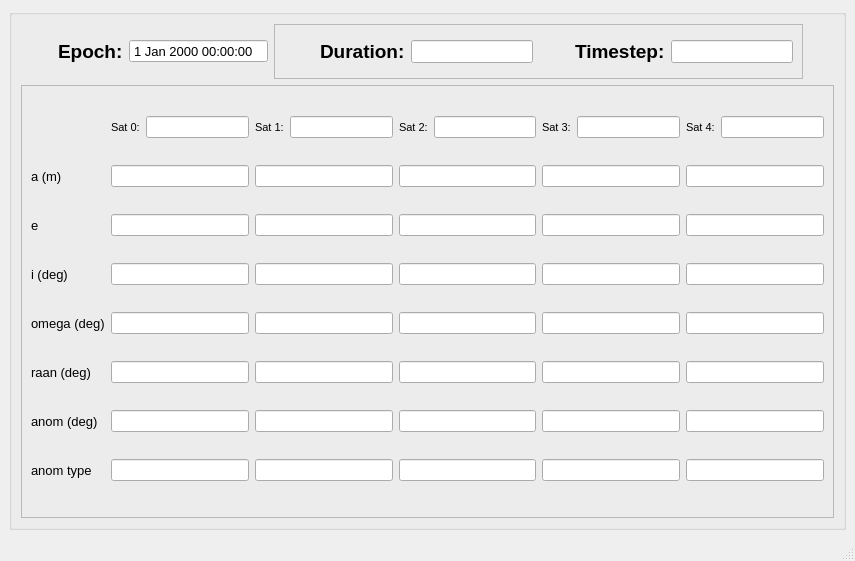
Qt form src/gui/SatInfoUI.ui (PatoGranate/Mission-Planner) before a commit.
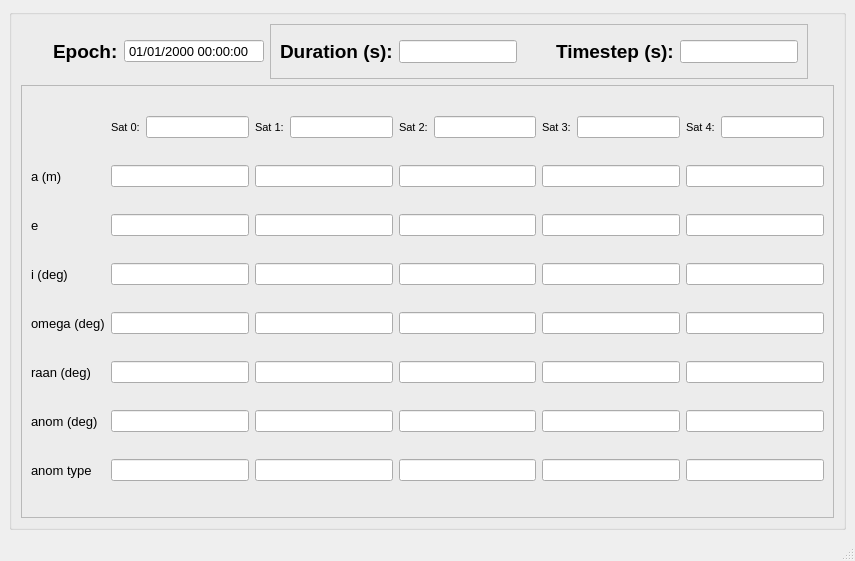
The same form after that commit.

Diff of the .ui file:
```diff
--- a/src/gui/SatInfoUI.ui
+++ b/src/gui/SatInfoUI.ui
@@ -26,6 +26,19 @@
        <string/>
       </property>
       <layout class="QGridLayout" name="gridLayout_2">
+       <item row="0" column="5">
+        <spacer name="horizontalSpacer_3">
+         <property name="orientation">
+          <enum>Qt::Horizontal</enum>
+         </property>
+         <property name="sizeHint" stdset="0">
+          <size>
+           <width>40</width>
+           <height>20</height>
+          </size>
+         </property>
+        </spacer>
+       </item>
        <item row="1" column="0" colspan="6">
         <widget class="QFrame" name="info_frame">
          <property name="font">
@@ -742,6 +755,56 @@
          </layout>
         </widget>
        </item>
+       <item row="0" column="3">
+        <widget class="QDateTimeEdit" name="info_display_date">
+         <property name="enabled">
+          <bool>true</bool>
+         </property>
+         <property name="minimumSize">
+          <size>
+           <width>140</width>
+           <height>0</height>
+          </size>
+         </property>
+         <property name="font">
+          <font>
+           <pointsize>10</pointsize>
+          </font>
+         </property>
+         <property name="frame">
+          <bool>true</bool>
+         </property>
+         <property name="readOnly">
+          <bool>true</bool>
+         </property>
+         <property name="buttonSymbols">
+          <enum>QAbstractSpinBox::NoButtons</enum>
+         </property>
+         <property name="accelerated">
+          <bool>false</bool>
+         </property>
+         <property name="displayFormat">
+          <string>dd/MM/yyyy HH:mm:ss</string>
+         </property>
+         <property name="calendarPopup">
+          <bool>false</bool>
+         </property>
+        </widget>
+       </item>
+       <item row="0" column="2">
+        <widget class="QLabel" name="info_label_epoch">
+         <property name="font">
+          <font>
+           <pointsize>14</pointsize>
+           <weight>75</weight>
+           <bold>true</bold>
+          </font>
+         </property>
+         <property name="text">
+          <string>Epoch:</string>
+         </property>
+        </widget>
+       </item>
        <item row="0" column="4">
         <widget class="QFrame" name="frame">
          <property name="sizePolicy">
@@ -757,7 +820,41 @@
           <enum>QFrame::Raised</enum>
          </property>
          <layout class="QGridLayout" name="gridLayout_4">
-          <item row="1" column="1" rowspan="3">
+          <item row="2" column="2">
+           <spacer name="horizontalSpacer_2">
+            <property name="orientation">
+             <enum>Qt::Horizontal</enum>
+            </property>
+            <property name="sizeHint" stdset="0">
+             <size>
+              <width>40</width>
+              <height>20</height>
+             </size>
+            </property>
+           </spacer>
+          </item>
+          <item row="2" column="1">
+           <widget class="QLineEdit" name="info_display_duration">
+            <property name="enabled">
+             <bool>true</bool>
+            </property>
+            <property name="sizePolicy">
+             <sizepolicy hsizetype="Expanding" vsizetype="Fixed">
+              <horstretch>0</horstretch>
+              <verstretch>0</verstretch>
+             </sizepolicy>
+            </property>
+            <property name="font">
+             <font>
+              <pointsize>10</pointsize>
+             </font>
+            </property>
+            <property name="readOnly">
+             <bool>true</bool>
+            </property>
+           </widget>
+          </item>
+          <item row="1" column="0" rowspan="3">
            <widget class="QLabel" name="info_label_duration">
             <property name="sizePolicy">
              <sizepolicy hsizetype="Maximum" vsizetype="Preferred">
@@ -773,45 +870,11 @@
              </font>
             </property>
             <property name="text">
-             <string>Duration:</string>
-            </property>
-           </widget>
-          </item>
-          <item row="2" column="5">
-           <widget class="QLineEdit" name="info_display_timestep">
-            <property name="enabled">
-             <bool>true</bool>
-            </property>
-            <property name="sizePolicy">
-             <sizepolicy hsizetype="Expanding" vsizetype="Fixed">
-              <horstretch>0</horstretch>
-              <verstretch>0</verstretch>
-             </sizepolicy>
-            </property>
-            <property name="font">
-             <font>
-              <pointsize>10</pointsize>
-             </font>
-            </property>
-            <property name="readOnly">
-             <bool>true</bool>
+             <string>Duration (s):</string>
             </property>
            </widget>
           </item>
           <item row="2" column="3">
-           <spacer name="horizontalSpacer_2">
-            <property name="orientation">
-             <enum>Qt::Horizontal</enum>
-            </property>
-            <property name="sizeHint" stdset="0">
-             <size>
-              <width>40</width>
-              <height>20</height>
-             </size>
-            </property>
-           </spacer>
-          </item>
-          <item row="2" column="4">
            <widget class="QLabel" name="info_label_timestep">
             <property name="sizePolicy">
              <sizepolicy hsizetype="Maximum" vsizetype="Preferred">
@@ -827,12 +890,12 @@
              </font>
             </property>
             <property name="text">
-             <string>Timestep:</string>
+             <string>Timestep (s):</string>
             </property>
            </widget>
           </item>
-          <item row="2" column="2">
-           <widget class="QLineEdit" name="info_display_duration">
+          <item row="2" column="4">
+           <widget class="QLineEdit" name="info_display_timestep">
             <property name="enabled">
              <bool>true</bool>
             </property>
@@ -852,60 +915,9 @@
             </property>
            </widget>
           </item>
-          <item row="2" column="0">
-           <spacer name="horizontalSpacer">
-            <property name="orientation">
-             <enum>Qt::Horizontal</enum>
-            </property>
-            <property name="sizeHint" stdset="0">
-             <size>
-              <width>40</width>
-              <height>20</height>
-             </size>
-            </property>
-           </spacer>
-          </item>
          </layout>
         </widget>
        </item>
-       <item row="0" column="2">
-        <widget class="QLabel" name="info_label_epoch">
-         <property name="font">
-          <font>
-           <pointsize>14</pointsize>
-           <weight>75</weight>
-           <bold>true</bold>
-          </font>
-         </property>
-         <property name="text">
-          <string>Epoch:</string>
-         </property>
-        </widget>
-       </item>
-       <item row="0" column="3">
-        <widget class="QDateTimeEdit" name="info_display_date">
-         <property name="enabled">
-          <bool>true</bool>
-         </property>
-         <property name="font">
-          <font>
-           <pointsize>10</pointsize>
-          </font>
-         </property>
-         <property name="frame">
-          <bool>true</bool>
-         </property>
-         <property name="buttonSymbols">
-          <enum>QAbstractSpinBox::NoButtons</enum>
-         </property>
-         <property name="accelerated">
-          <bool>false</bool>
-         </property>
-         <property name="calendarPopup">
-          <bool>false</bool>
-         </property>
-        </widget>
-       </item>
        <item row="0" column="1">
         <spacer name="horizontalSpacer_4">
          <property name="orientation">
@@ -919,19 +931,6 @@
          </property>
         </spacer>
        </item>
-       <item row="0" column="5">
-        <spacer name="horizontalSpacer_3">
-         <property name="orientation">
-          <enum>Qt::Horizontal</enum>
-         </property>
-         <property name="sizeHint" stdset="0">
-          <size>
-           <width>40</width>
-           <height>20</height>
-          </size>
-         </property>
-        </spacer>
-       </item>
       </layout>
      </widget>
     </item>
```
